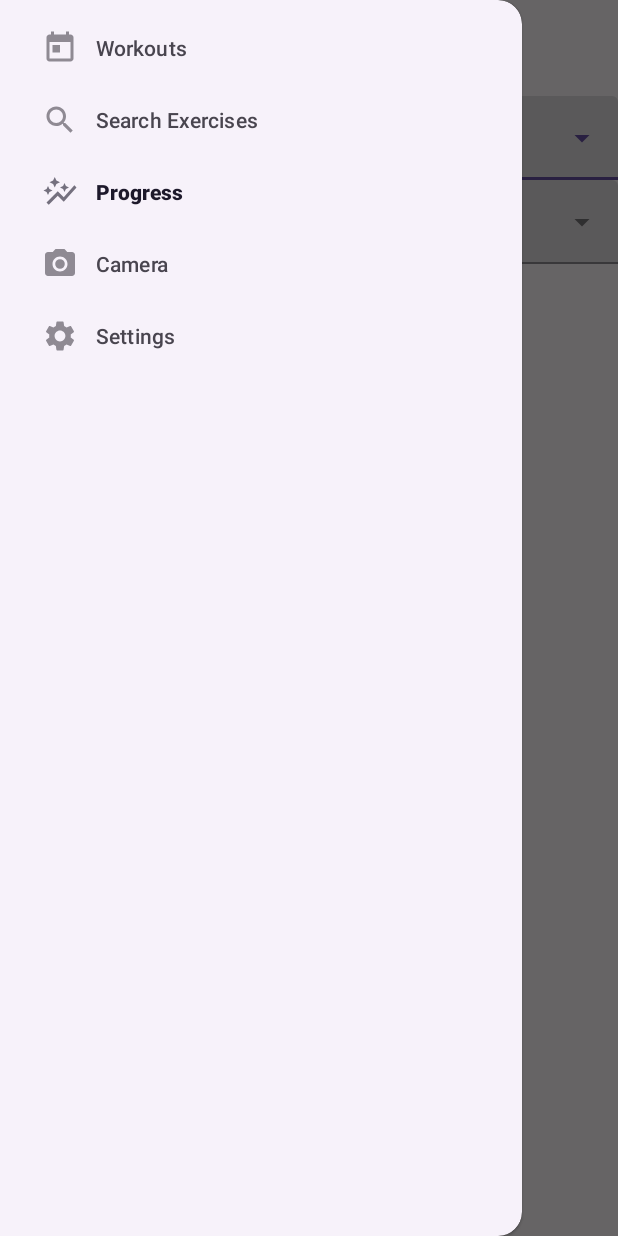
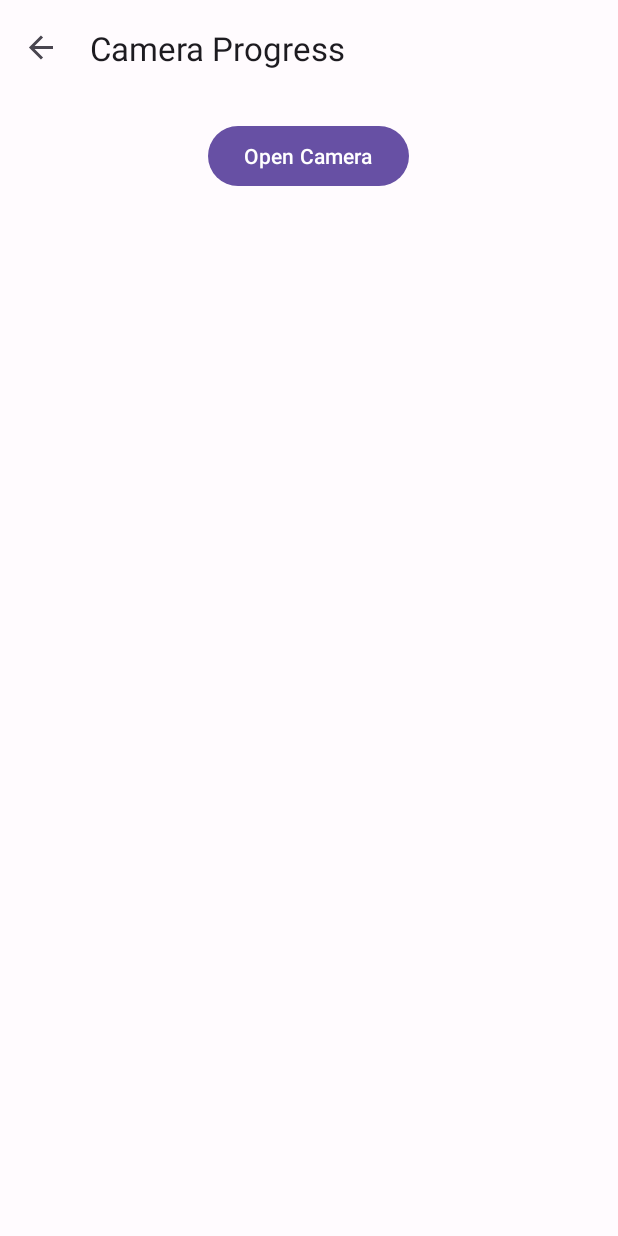
Before and after one commit to bharath-temp/Swol, an Android app: the screen it shows after launch (MainActivity), in the side drawer, after a tap on "Camera", on a phone screen of 412 x 824 dp. Run offline under Robolectric (Android 15) with nearby library versions, the phone set to English and light mode, and no system bars; our stand-ins replace Room's generated code, navigation-ui.

Commit message:
Implemented camera fragment and it's navigation.

```diff
--- /dev/null
+++ b/app/src/main/java/com/example/swol/ui/CameraFragment.kt
@@ -0,0 +1,32 @@
+package com.example.swol.ui
+
+import android.os.Bundle
+import android.view.LayoutInflater
+import android.view.View
+import android.view.ViewGroup
+import android.widget.Button
+import androidx.fragment.app.Fragment
+import com.example.swol.R
+
+class CameraFragment : Fragment() {
+
+    override fun onCreateView(
+        inflater: LayoutInflater, container: ViewGroup?,
+        savedInstanceState: Bundle?
+    ): View? {
+        // Inflate the layout for this fragment
+        return inflater.inflate(R.layout.fragment_camera, container, false)
+    }
+
+    override fun onViewCreated(view: View, savedInstanceState: Bundle?) {
+        super.onViewCreated(view, savedInstanceState)
+
+        val buttonOpenCamera: Button = view.findViewById(R.id.button_open_camera)
+        buttonOpenCamera.setOnClickListener {
+            // Implement your logic to open the camera here
+        }
+
+        // If you added a RecyclerView or similar component to display images,
+        // initialize and set it up here.
+    }
+}
--- /dev/null
+++ b/app/src/main/res/layout/fragment_camera.xml
@@ -0,0 +1,17 @@
+<?xml version="1.0" encoding="utf-8"?>
+<LinearLayout xmlns:android="http://schemas.android.com/apk/res/android"
+    xmlns:tools="http://schemas.android.com/tools"
+    android:layout_width="match_parent"
+    android:layout_height="match_parent"
+    android:orientation="vertical"
+    tools:context=".ui.CameraFragment">
+
+    <Button
+        android:id="@+id/button_open_camera"
+        android:layout_width="wrap_content"
+        android:layout_height="wrap_content"
+        android:text="Open Camera"
+        android:layout_gravity="center_horizontal"
+        android:layout_marginTop="16dp"/>
+
+</LinearLayout>
--- a/app/src/main/res/navigation/main_nav_graph.xml
+++ b/app/src/main/res/navigation/main_nav_graph.xml
@@ -14,6 +14,9 @@
         <action
             android:id="@+id/navigate_to_settings"
             app:destination="@id/settings"/>
+        <action
+            android:id="@+id/navigate_to_camera"
+            app:destination="@+id/progress_camera"/>
     </fragment>
 
     <fragment
@@ -32,6 +35,15 @@
     </fragment>
 
     <fragment
+        android:id="@+id/progress_camera"
+        android:name="com.example.swol.ui.CameraFragment"
+        android:label="Camera Progress">
+        <action
+            android:id="@+id/navigate_to_settings"
+            app:destination="@id/settings"/>
+    </fragment>
+
+    <fragment
         android:id="@+id/settings"
         android:label="Settings"
         android:name="com.example.swol.ui.SettingsFragment"/>
```
